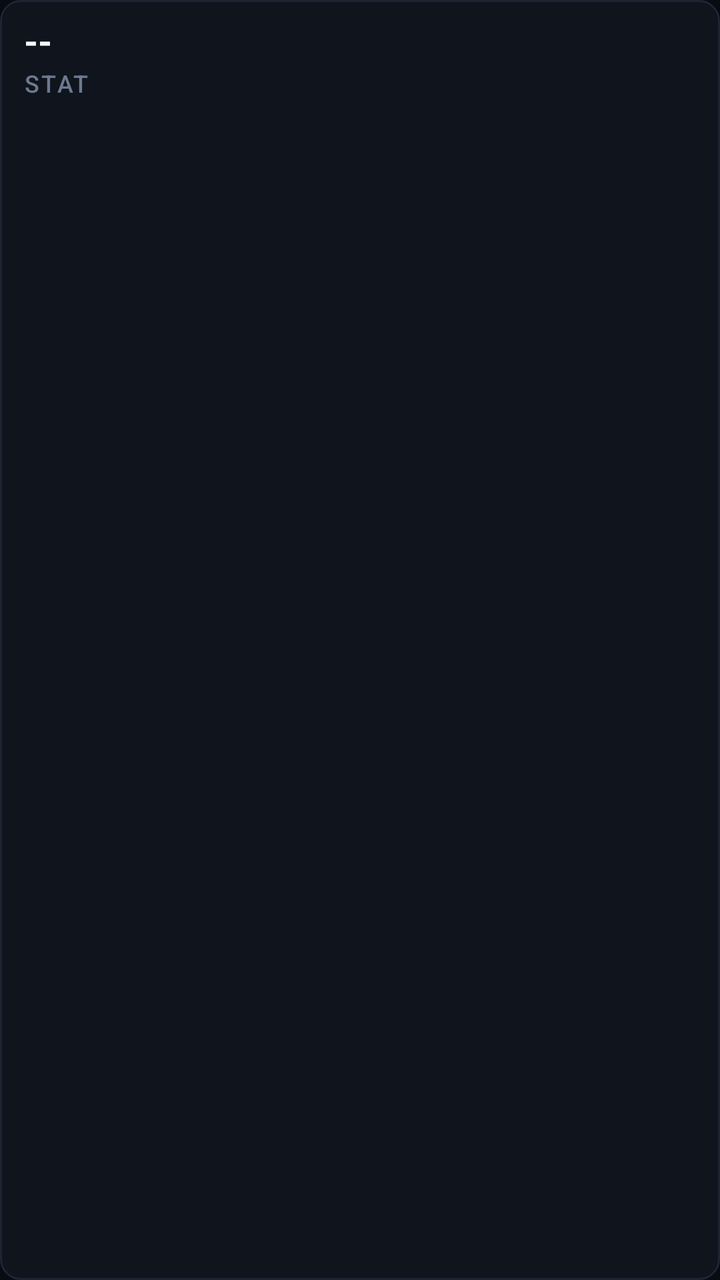
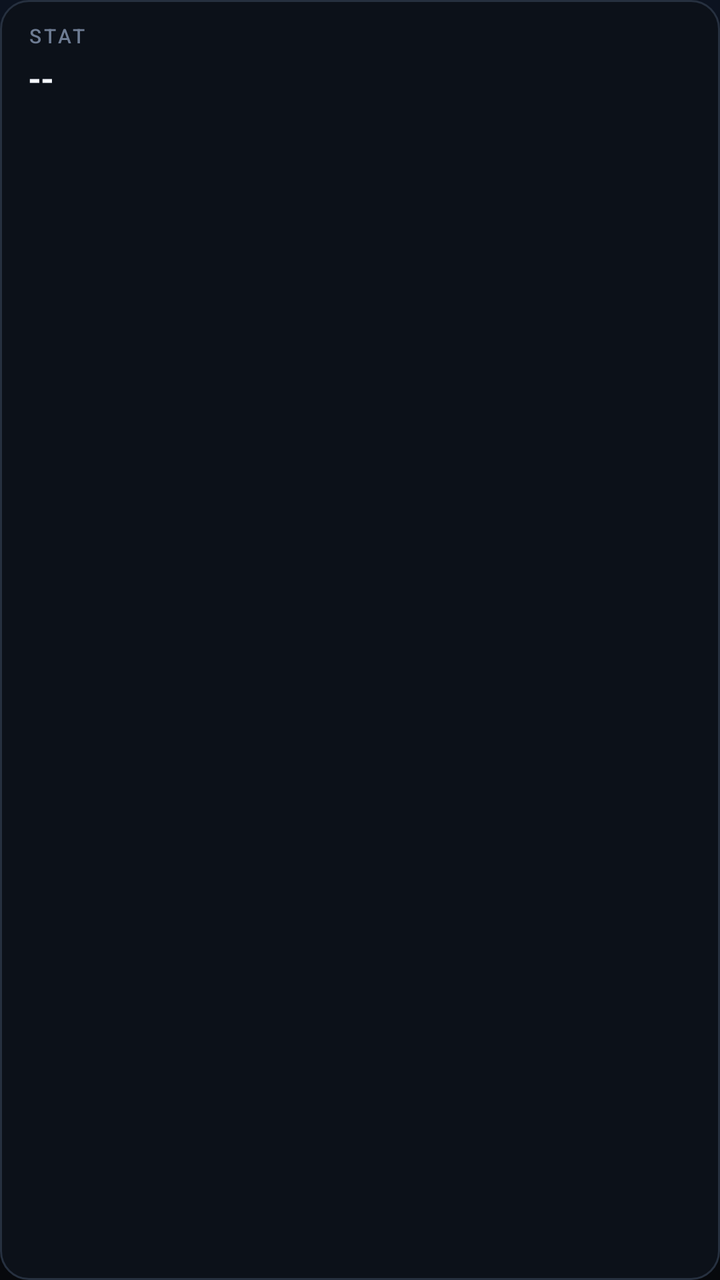

An Android layout rendered at two revisions. The XML below is the earlier revision; the diff shows what the commit changed to produce the second picture.
<!-- AndroidManifest.xml: application theme Theme.XsrCompanion -->
<!-- res/layout/item_ride_stat.xml -->
<?xml version="1.0" encoding="utf-8"?>
<LinearLayout xmlns:android="http://schemas.android.com/apk/res/android"
    android:layout_width="match_parent"
    android:layout_height="wrap_content"
    android:background="@drawable/bg_stat_tile"
    android:orientation="vertical"
    android:paddingStart="12dp"
    android:paddingTop="8dp"
    android:paddingEnd="12dp"
    android:paddingBottom="8dp">

    <TextView
        android:id="@+id/tvStatValue"
        android:layout_width="match_parent"
        android:layout_height="wrap_content"
        android:maxLines="1"
        android:text="--"
        android:textAppearance="@style/TextAppearance.Xsr.Metric"
        android:textSize="18sp" />

    <TextView
        android:id="@+id/tvStatLabel"
        android:layout_width="match_parent"
        android:layout_height="wrap_content"
        android:layout_marginTop="1dp"
        android:maxLines="1"
        android:text="STAT"
        android:textAppearance="@style/TextAppearance.Xsr.Label" />
</LinearLayout>
<!-- resources referenced by this layout -->
<resources>
  <!-- drawable bg_stat_tile (drawable) -->
  <?xml version="1.0" encoding="utf-8"?>
  <shape xmlns:android="http://schemas.android.com/apk/res/android"
      android:shape="rectangle">
      <solid android:color="#10141D" />
      <corners android:radius="10dp" />
      <stroke
          android:width="1dp"
          android:color="#1D2433" />
  </shape>
  <style name="TextAppearance.Xsr.Label" parent="TextAppearance.Material3.LabelMedium">
          <item name="android:textColor">@color/text_muted</item>
          <item name="android:letterSpacing">0.08</item>
          <item name="android:textAllCaps">true</item>
      </style>
  <style name="TextAppearance.Xsr.Metric" parent="TextAppearance.Material3.HeadlineSmall">
          <item name="android:textColor">@color/text_primary</item>
          <item name="android:textStyle">bold</item>
      </style>
  <style name="Theme.XsrCompanion" parent="Theme.Material3.Dark.NoActionBar">
          <item name="colorPrimary">@color/primary</item>
          <item name="colorOnPrimary">@color/on_primary</item>
          <item name="colorPrimaryContainer">@color/primary_dim</item>
          <item name="colorOnPrimaryContainer">@color/text_primary</item>
          <item name="colorSecondary">@color/secondary</item>
          <item name="colorOnSecondary">@color/on_secondary</item>
          <item name="colorTertiary">@color/tertiary</item>
  
          <item name="android:colorBackground">@color/bg_dark</item>
          <item name="colorSurface">@color/surface</item>
          <item name="colorOnSurface">@color/text_primary</item>
          <item name="colorSurfaceVariant">@color/surface_variant</item>
          <item name="colorOnSurfaceVariant">@color/text_secondary</item>
          <item name="colorOutline">@color/outline_color</item>
          <item name="colorError">@color/accent_red</item>
  
          <item name="android:statusBarColor">@android:color/transparent</item>
          <item name="android:navigationBarColor">@android:color/transparent</item>
          <item name="android:windowLightStatusBar">false</item>
          <item name="android:windowLightNavigationBar">false</item>
          <item name="android:enforceStatusBarContrast">false</item>
          <item name="android:enforceNavigationBarContrast">false</item>
          <item name="android:windowBackground">@color/bg_dark</item>
  
          <item name="materialCardViewStyle">@style/Widget.Xsr.Card</item>
          <item name="materialButtonStyle">@style/Widget.Xsr.Button</item>
      </style>
  <color name="text_muted">#6C7A90</color>
  <color name="bg_dark">#080B11</color>
  <color name="surface">#111722</color>
  <color name="surface_variant">#1A2231</color>
  <color name="text_secondary">#A7B3C7</color>
  <color name="outline_color">#2C3748</color>
  <style name="Widget.Xsr.Card" parent="Widget.Material3.CardView.Filled">
          <item name="cardBackgroundColor">@color/surface</item>
          <item name="cardCornerRadius">22dp</item>
          <item name="cardElevation">0dp</item>
          <item name="strokeColor">@color/outline_color</item>
          <item name="strokeWidth">1dp</item>
          <item name="contentPadding">0dp</item>
      </style>
  <style name="Widget.Xsr.Button" parent="Widget.Material3.Button">
          <item name="cornerRadius">18dp</item>
          <item name="android:minHeight">52dp</item>
          <item name="android:textAllCaps">false</item>
      </style>
  <!-- unchanged entries left out for length: 8 -->
</resources>

<!-- the commit's change to res/layout/item_ride_stat.xml (unified diff, before → after) -->
@@ -4,26 +4,26 @@
     android:layout_height="wrap_content"
     android:background="@drawable/bg_stat_tile"
     android:orientation="vertical"
-    android:paddingStart="12dp"
-    android:paddingTop="8dp"
-    android:paddingEnd="12dp"
-    android:paddingBottom="8dp">
+    android:paddingStart="14dp"
+    android:paddingTop="11dp"
+    android:paddingEnd="14dp"
+    android:paddingBottom="11dp">
+
+    <TextView
+        android:id="@+id/tvStatLabel"
+        android:layout_width="match_parent"
+        android:layout_height="wrap_content"
+        android:maxLines="1"
+        android:text="STAT"
+        android:textAppearance="@style/TextAppearance.Xsr.Label" />
 
     <TextView
         android:id="@+id/tvStatValue"
         android:layout_width="match_parent"
         android:layout_height="wrap_content"
+        android:layout_marginTop="3dp"
         android:maxLines="1"
         android:text="--"
         android:textAppearance="@style/TextAppearance.Xsr.Metric"
-        android:textSize="18sp" />
-
-    <TextView
-        android:id="@+id/tvStatLabel"
-        android:layout_width="match_parent"
-        android:layout_height="wrap_content"
-        android:layout_marginTop="1dp"
-        android:maxLines="1"
-        android:text="STAT"
-        android:textAppearance="@style/TextAppearance.Xsr.Label" />
+        android:textSize="17sp" />
 </LinearLayout>
<!-- resource entries referenced after the edit -->
@@ -4,20 +4,22 @@
   <?xml version="1.0" encoding="utf-8"?>
   <shape xmlns:android="http://schemas.android.com/apk/res/android"
       android:shape="rectangle">
-      <solid android:color="#10141D" />
-      <corners android:radius="10dp" />
+      <solid android:color="#0C1119" />
+      <corners android:radius="14dp" />
       <stroke
           android:width="1dp"
-          android:color="#1D2433" />
+          android:color="@color/outline" />
   </shape>
   <style name="TextAppearance.Xsr.Label" parent="TextAppearance.Material3.LabelMedium">
           <item name="android:textColor">@color/text_muted</item>
-          <item name="android:letterSpacing">0.08</item>
+          <item name="android:textSize">10sp</item>
+          <item name="android:letterSpacing">0.14</item>
           <item name="android:textAllCaps">true</item>
       </style>
   <style name="TextAppearance.Xsr.Metric" parent="TextAppearance.Material3.HeadlineSmall">
           <item name="android:textColor">@color/text_primary</item>
           <item name="android:textStyle">bold</item>
+          <item name="android:letterSpacing">-0.01</item>
       </style>
   <style name="Theme.XsrCompanion" parent="Theme.Material3.Dark.NoActionBar">
           <item name="colorPrimary">@color/primary</item>
@@ -42,29 +44,56 @@
           <item name="android:windowLightNavigationBar">false</item>
           <item name="android:enforceStatusBarContrast">false</item>
           <item name="android:enforceNavigationBarContrast">false</item>
-          <item name="android:windowBackground">@color/bg_dark</item>
+          <item name="android:windowBackground">@drawable/bg_app</item>
   
           <item name="materialCardViewStyle">@style/Widget.Xsr.Card</item>
           <item name="materialButtonStyle">@style/Widget.Xsr.Button</item>
+          <item name="materialAlertDialogTheme">@style/ThemeOverlay.Xsr.Dialog</item>
       </style>
-  <color name="text_muted">#6C7A90</color>
-  <color name="bg_dark">#080B11</color>
-  <color name="surface">#111722</color>
-  <color name="surface_variant">#1A2231</color>
-  <color name="text_secondary">#A7B3C7</color>
-  <color name="outline_color">#2C3748</color>
+  <color name="outline">#26303F</color>
+  <color name="text_muted">#6E7C93</color>
+  <color name="bg_dark">#07090D</color>
+  <color name="surface">#10151E</color>
+  <color name="surface_variant">#161D29</color>
+  <color name="text_secondary">#A9B5C8</color>
+  <color name="outline_color">#26303F</color>
+  <!-- drawable bg_app (drawable) -->
+  <?xml version="1.0" encoding="utf-8"?>
+  <shape xmlns:android="http://schemas.android.com/apk/res/android"
+      android:shape="rectangle">
+      <gradient
+          android:angle="270"
+          android:centerColor="#080C13"
+          android:endColor="#07090D"
+          android:startColor="#0C1320" />
+  </shape>
   <style name="Widget.Xsr.Card" parent="Widget.Material3.CardView.Filled">
           <item name="cardBackgroundColor">@color/surface</item>
-          <item name="cardCornerRadius">22dp</item>
+          <item name="cardCornerRadius">20dp</item>
           <item name="cardElevation">0dp</item>
           <item name="strokeColor">@color/outline_color</item>
           <item name="strokeWidth">1dp</item>
           <item name="contentPadding">0dp</item>
+          <item name="rippleColor">@color/ripple</item>
       </style>
   <style name="Widget.Xsr.Button" parent="Widget.Material3.Button">
-          <item name="cornerRadius">18dp</item>
-          <item name="android:minHeight">52dp</item>
+          <item name="cornerRadius">16dp</item>
+          <item name="android:minHeight">48dp</item>
           <item name="android:textAllCaps">false</item>
+          <item name="android:textSize">14sp</item>
+          <item name="android:letterSpacing">0.01</item>
+          <item name="iconPadding">8dp</item>
+      </style>
+  <style name="ThemeOverlay.Xsr.Dialog" parent="ThemeOverlay.Material3.MaterialAlertDialog">
+          <item name="colorSurface">@color/surface</item>
+          <item name="colorSurfaceContainerHigh">@color/surface</item>
+          <item name="colorOnSurface">@color/text_primary</item>
+          <item name="shapeAppearanceOverlay">@style/ShapeAppearanceOverlay.Xsr.Dialog</item>
+      </style>
+  <color name="ripple">#24FFFFFF</color>
+  <style name="ShapeAppearanceOverlay.Xsr.Dialog" parent="">
+          <item name="cornerFamily">rounded</item>
+          <item name="cornerSize">24dp</item>
       </style>
   <!-- unchanged entries left out for length: 8 -->
 </resources>
